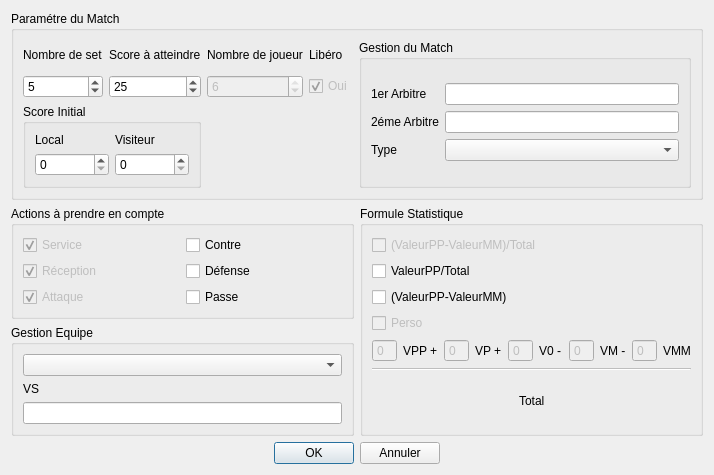
Above: ui/fenetrelancement.ui from flagage/volleyclubstats before the change. Below: the same form after it.
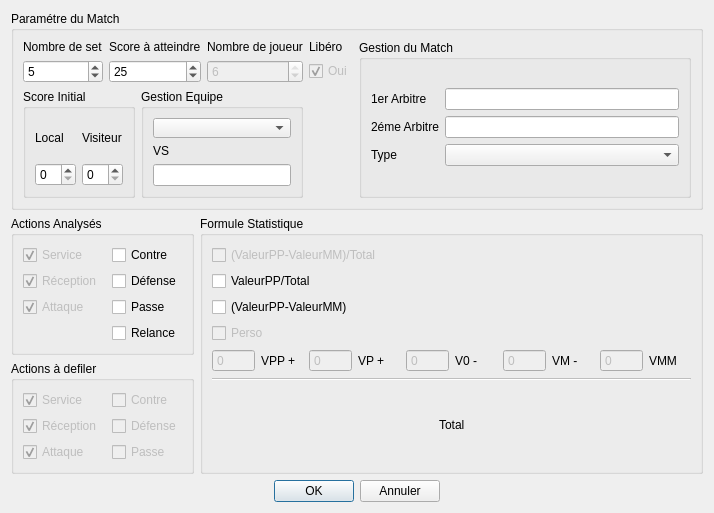
That is the form after the change.

What changed in the file:
```diff
--- a/ui/fenetrelancement.ui
+++ b/ui/fenetrelancement.ui
@@ -7,220 +7,19 @@
     <x>0</x>
     <y>0</y>
     <width>714</width>
-    <height>475</height>
+    <height>510</height>
    </rect>
   </property>
   <property name="windowTitle">
    <string>Configuration du Match</string>
   </property>
-  <layout class="QGridLayout" name="gridLayout_15">
-   <item row="1" column="1">
-    <widget class="QGroupBox" name="groupBox_2">
-     <property name="title">
-      <string>Formule Statistique</string>
-     </property>
-     <layout class="QGridLayout" name="gridLayout_9">
-      <item row="4" column="0">
-       <widget class="QCheckBox" name="checkBox_10">
-        <property name="enabled">
-         <bool>false</bool>
-        </property>
-        <property name="text">
-         <string>Perso</string>
-        </property>
-       </widget>
-      </item>
-      <item row="1" column="0">
-       <widget class="QCheckBox" name="checkBox_8">
-        <property name="text">
-         <string>ValeurPP/Total</string>
-        </property>
-       </widget>
-      </item>
-      <item row="3" column="0">
-       <widget class="QCheckBox" name="checkBox_9">
-        <property name="text">
-         <string>(ValeurPP-ValeurMM)</string>
-        </property>
-       </widget>
-      </item>
-      <item row="0" column="0">
-       <widget class="QCheckBox" name="checkBox_7">
-        <property name="enabled">
-         <bool>false</bool>
-        </property>
-        <property name="text">
-         <string>(ValeurPP-ValeurMM)/Total</string>
-        </property>
-       </widget>
-      </item>
-      <item row="5" column="0">
-       <layout class="QGridLayout" name="gridLayout_8">
-        <item row="0" column="0">
-         <layout class="QGridLayout" name="gridLayout_6">
-          <item row="0" column="0">
-           <widget class="QSpinBox" name="spinBox">
-            <property name="enabled">
-             <bool>false</bool>
-            </property>
-            <property name="buttonSymbols">
-             <enum>QAbstractSpinBox::NoButtons</enum>
-            </property>
-           </widget>
-          </item>
-          <item row="0" column="1">
-           <widget class="QLabel" name="label">
-            <property name="enabled">
-             <bool>true</bool>
-            </property>
-            <property name="text">
-             <string>VPP +</string>
-            </property>
-           </widget>
-          </item>
-          <item row="0" column="2">
-           <widget class="QSpinBox" name="spinBox_2">
-            <property name="enabled">
-             <bool>false</bool>
-            </property>
-            <property name="buttonSymbols">
-             <enum>QAbstractSpinBox::NoButtons</enum>
-            </property>
-           </widget>
-          </item>
-          <item row="0" column="3">
-           <widget class="QLabel" name="label_2">
-            <property name="enabled">
-             <bool>true</bool>
-            </property>
-            <property name="text">
-             <string>VP +</string>
-            </property>
-           </widget>
-          </item>
-          <item row="0" column="4">
-           <widget class="QSpinBox" name="spinBox_3">
-            <property name="enabled">
-             <bool>false</bool>
-            </property>
-            <property name="buttonSymbols">
-             <enum>QAbstractSpinBox::NoButtons</enum>
-            </property>
-           </widget>
-          </item>
-          <item row="0" column="5">
-           <widget class="QLabel" name="label_4">
-            <property name="enabled">
-             <bool>true</bool>
-            </property>
-            <property name="text">
-             <string>V0 -</string>
-            </property>
-           </widget>
-          </item>
-          <item row="0" column="6">
-           <widget class="QSpinBox" name="spinBox_4">
-            <property name="enabled">
-             <bool>false</bool>
-            </property>
-            <property name="buttonSymbols">
-             <enum>QAbstractSpinBox::NoButtons</enum>
-            </property>
-           </widget>
-          </item>
-          <item row="0" column="7">
-           <widget class="QLabel" name="label_5">
-            <property name="enabled">
-             <bool>true</bool>
-            </property>
-            <property name="text">
-             <string>VM -</string>
-            </property>
-           </widget>
-          </item>
-          <item row="0" column="8">
-           <widget class="QSpinBox" name="spinBox_5">
-            <property name="enabled">
-             <bool>false</bool>
-            </property>
-            <property name="buttonSymbols">
-             <enum>QAbstractSpinBox::NoButtons</enum>
-            </property>
-           </widget>
-          </item>
-          <item row="0" column="9">
-           <widget class="QLabel" name="label_6">
-            <property name="enabled">
-             <bool>true</bool>
-            </property>
-            <property name="text">
-             <string>VMM</string>
-            </property>
-           </widget>
-          </item>
-         </layout>
-        </item>
-        <item row="1" column="0">
-         <widget class="Line" name="line">
-          <property name="enabled">
-           <bool>false</bool>
-          </property>
-          <property name="orientation">
-           <enum>Qt::Horizontal</enum>
-          </property>
-         </widget>
-        </item>
-        <item row="2" column="0">
-         <layout class="QGridLayout" name="gridLayout_7">
-          <item row="0" column="0">
-           <spacer name="horizontalSpacer_3">
-            <property name="orientation">
-             <enum>Qt::Horizontal</enum>
-            </property>
-            <property name="sizeHint" stdset="0">
-             <size>
-              <width>40</width>
-              <height>20</height>
-             </size>
-            </property>
-           </spacer>
-          </item>
-          <item row="0" column="1">
-           <widget class="QLabel" name="label_7">
-            <property name="enabled">
-             <bool>true</bool>
-            </property>
-            <property name="text">
-             <string>Total</string>
-            </property>
-           </widget>
-          </item>
-          <item row="0" column="2">
-           <spacer name="horizontalSpacer_4">
-            <property name="orientation">
-             <enum>Qt::Horizontal</enum>
-            </property>
-            <property name="sizeHint" stdset="0">
-             <size>
-              <width>40</width>
-              <height>20</height>
-             </size>
-            </property>
-           </spacer>
-          </item>
-         </layout>
-        </item>
-       </layout>
-      </item>
-     </layout>
-    </widget>
-   </item>
+  <layout class="QGridLayout" name="gridLayout_17">
    <item row="0" column="0" colspan="2">
     <widget class="QGroupBox" name="groupBox_4">
      <property name="title">
       <string>Paramétre du Match</string>
      </property>
-     <layout class="QGridLayout" name="gridLayout_14">
+     <layout class="QGridLayout" name="gridLayout_16">
       <item row="0" column="0">
        <widget class="QLabel" name="label_11">
         <property name="text">
@@ -338,102 +137,100 @@
         </property>
        </widget>
       </item>
-      <item row="2" column="0" colspan="2">
-       <widget class="QGroupBox" name="groupBox_5">
-        <property name="title">
-         <string>Score Initial</string>
-        </property>
-        <layout class="QGridLayout" name="gridLayout_12">
-         <item row="0" column="0">
-          <layout class="QGridLayout" name="gridLayout_10">
+      <item row="2" column="0" colspan="3">
+       <layout class="QGridLayout" name="gridLayout_14">
+        <item row="0" column="0">
+         <widget class="QGroupBox" name="groupBox_5">
+          <property name="title">
+           <string>Score Initial</string>
+          </property>
+          <layout class="QGridLayout" name="gridLayout_12">
            <item row="0" column="0">
-            <widget class="QLabel" name="label_15">
-             <property name="text">
-              <string>Local</string>
-             </property>
-            </widget>
+            <layout class="QGridLayout" name="gridLayout_10">
+             <item row="0" column="0">
+              <widget class="QLabel" name="label_15">
+               <property name="text">
+                <string>Local</string>
+               </property>
+              </widget>
+             </item>
+             <item row="0" column="1">
+              <widget class="QLabel" name="label_16">
+               <property name="text">
+                <string>Visiteur</string>
+               </property>
+              </widget>
+             </item>
+             <item row="1" column="0">
+              <widget class="QSpinBox" name="spinBox_9">
+               <property name="maximum">
+                <number>24</number>
+               </property>
+              </widget>
+             </item>
+             <item row="1" column="1">
+              <widget class="QSpinBox" name="spinBox_10">
+               <property name="maximum">
+                <number>24</number>
+               </property>
+              </widget>
+             </item>
+            </layout>
            </item>
-           <item row="0" column="1">
-            <widget class="QLabel" name="label_16">
-             <property name="text">
-              <string>Visiteur</string>
-             </property>
-            </widget>
+          </layout>
+         </widget>
+        </item>
+        <item row="0" column="1">
+         <widget class="QGroupBox" name="groupBox_3">
+          <property name="title">
+           <string>Gestion Equipe</string>
+          </property>
+          <layout class="QGridLayout" name="gridLayout_5">
+           <item row="0" column="0">
+            <layout class="QGridLayout" name="gridLayout_2">
+             <item row="0" column="0">
+              <widget class="QComboBox" name="comboBox">
+               <property name="minimumSize">
+                <size>
+                 <width>111</width>
+                 <height>20</height>
+                </size>
+               </property>
+              </widget>
+             </item>
+             <item row="2" column="0">
+              <widget class="QLineEdit" name="lineEdit"/>
+             </item>
+             <item row="1" column="0">
+              <widget class="QLabel" name="label_3">
+               <property name="text">
+                <string>VS</string>
+               </property>
+              </widget>
+             </item>
+            </layout>
            </item>
-           <item row="1" column="0">
-            <widget class="QSpinBox" name="spinBox_9">
-             <property name="maximum">
-              <number>24</number>
-             </property>
-            </widget>
-           </item>
-           <item row="1" column="1">
-            <widget class="QSpinBox" name="spinBox_10">
-             <property name="maximum">
-              <number>24</number>
-             </property>
-            </widget>
-           </item>
           </layout>
-         </item>
-        </layout>
-       </widget>
+          <zorder></zorder>
+         </widget>
+        </item>
+       </layout>
       </item>
      </layout>
     </widget>
    </item>
    <item row="1" column="0">
-    <layout class="QGridLayout" name="gridLayout_3">
-     <item row="1" column="0">
-      <widget class="QGroupBox" name="groupBox_3">
-       <property name="title">
-        <string>Gestion Equipe</string>
-       </property>
-       <layout class="QGridLayout" name="gridLayout_5">
-        <item row="0" column="0">
-         <layout class="QGridLayout" name="gridLayout_2">
-          <item row="0" column="0">
-           <widget class="QComboBox" name="comboBox">
-            <property name="minimumSize">
-             <size>
-              <width>111</width>
-              <height>20</height>
-             </size>
-            </property>
-           </widget>
-          </item>
-          <item row="2" column="0">
-           <widget class="QLineEdit" name="lineEdit"/>
-          </item>
-          <item row="1" column="0">
-           <widget class="QLabel" name="label_3">
-            <property name="text">
-             <string>VS</string>
-            </property>
-           </widget>
-          </item>
-         </layout>
-        </item>
-       </layout>
-       <zorder></zorder>
-      </widget>
-     </item>
+    <layout class="QGridLayout" name="gridLayout_11">
      <item row="0" column="0">
-      <widget class="QGroupBox" name="groupBox">
+      <widget class="QGroupBox" name="groupBox_7">
        <property name="title">
-        <string>Actions à prendre en compte</string>
+        <string>Actions Analysés</string>
        </property>
-       <layout class="QGridLayout" name="gridLayout_11">
-        <item row="0" column="0">
-         <widget class="QCheckBox" name="checkBox">
-          <property name="enabled">
-           <bool>false</bool>
-          </property>
+       <layout class="QGridLayout" name="gridLayout_3">
+        <item row="2" column="1">
+         <widget class="QCheckBox" name="checkBox_6">
           <property name="text">
-           <string>Service</string>
-          </property>
-          <property name="checked">
-           <bool>true</bool>
+           <string>Passe</string>
           </property>
          </widget>
         </item>
@@ -444,6 +241,19 @@
           </property>
          </widget>
         </item>
+        <item row="0" column="0">
+         <widget class="QCheckBox" name="checkBox">
+          <property name="enabled">
+           <bool>false</bool>
+          </property>
+          <property name="text">
+           <string>Service</string>
+          </property>
+          <property name="checked">
+           <bool>true</bool>
+          </property>
+         </widget>
+        </item>
         <item row="1" column="0">
          <widget class="QCheckBox" name="checkBox_2">
           <property name="enabled">
@@ -457,13 +267,6 @@
           </property>
          </widget>
         </item>
-        <item row="1" column="1">
-         <widget class="QCheckBox" name="checkBox_5">
-          <property name="text">
-           <string>Défense</string>
-          </property>
-         </widget>
-        </item>
         <item row="2" column="0">
          <widget class="QCheckBox" name="checkBox_3">
           <property name="enabled">
@@ -480,8 +283,96 @@
           </property>
          </widget>
         </item>
+        <item row="1" column="1">
+         <widget class="QCheckBox" name="checkBox_5">
+          <property name="text">
+           <string>Défense</string>
+          </property>
+         </widget>
+        </item>
+        <item row="3" column="1">
+         <widget class="QCheckBox" name="checkBox_18">
+          <property name="text">
+           <string>Relance</string>
+          </property>
+         </widget>
+        </item>
+       </layout>
+      </widget>
+     </item>
+     <item row="1" column="0">
+      <widget class="QGroupBox" name="groupBox_6">
+       <property name="title">
+        <string>Actions à defiler</string>
+       </property>
+       <layout class="QGridLayout" name="gridLayout_15">
+        <item row="0" column="0">
+         <widget class="QCheckBox" name="checkBox_16">
+          <property name="enabled">
+           <bool>false</bool>
+          </property>
+          <property name="text">
+           <string>Service</string>
+          </property>
+          <property name="checked">
+           <bool>true</bool>
+          </property>
+         </widget>
+        </item>
+        <item row="0" column="1">
+         <widget class="QCheckBox" name="checkBox_14">
+          <property name="enabled">
+           <bool>false</bool>
+          </property>
+          <property name="text">
+           <string>Contre</string>
+          </property>
+         </widget>
+        </item>
+        <item row="1" column="0">
+         <widget class="QCheckBox" name="checkBox_15">
+          <property name="enabled">
+           <bool>false</bool>
+          </property>
+          <property name="text">
+           <string>Réception </string>
+          </property>
+          <property name="checked">
+           <bool>true</bool>
+          </property>
+         </widget>
+        </item>
+        <item row="1" column="1">
+         <widget class="QCheckBox" name="checkBox_13">
+          <property name="enabled">
+           <bool>false</bool>
+          </property>
+          <property name="text">
+           <string>Défense</string>
+          </property>
+         </widget>
+        </item>
+        <item row="2" column="0">
+         <widget class="QCheckBox" name="checkBox_12">
+          <property name="enabled">
+           <bool>false</bool>
+          </property>
+          <property name="text">
+           <string>Attaque</string>
+          </property>
+          <property name="checked">
+           <bool>true</bool>
+          </property>
+          <property name="tristate">
+           <bool>false</bool>
+          </property>
+         </widget>
+        </item>
         <item row="2" column="1">
-         <widget class="QCheckBox" name="checkBox_6">
+         <widget class="QCheckBox" name="checkBox_17">
+          <property name="enabled">
+           <bool>false</bool>
+          </property>
           <property name="text">
            <string>Passe</string>
           </property>
@@ -492,6 +383,207 @@
      </item>
     </layout>
    </item>
+   <item row="1" column="1">
+    <widget class="QGroupBox" name="groupBox_2">
+     <property name="title">
+      <string>Formule Statistique</string>
+     </property>
+     <layout class="QGridLayout" name="gridLayout_9">
+      <item row="4" column="0">
+       <widget class="QCheckBox" name="checkBox_10">
+        <property name="enabled">
+         <bool>false</bool>
+        </property>
+        <property name="text">
+         <string>Perso</string>
+        </property>
+       </widget>
+      </item>
+      <item row="1" column="0">
+       <widget class="QCheckBox" name="checkBox_8">
+        <property name="text">
+         <string>ValeurPP/Total</string>
+        </property>
+       </widget>
+      </item>
+      <item row="3" column="0">
+       <widget class="QCheckBox" name="checkBox_9">
+        <property name="text">
+         <string>(ValeurPP-ValeurMM)</string>
+        </property>
+       </widget>
+      </item>
+      <item row="0" column="0">
+       <widget class="QCheckBox" name="checkBox_7">
+        <property name="enabled">
+         <bool>false</bool>
+        </property>
+        <property name="text">
+         <string>(ValeurPP-ValeurMM)/Total</string>
+        </property>
+       </widget>
+      </item>
+      <item row="5" column="0">
+       <layout class="QGridLayout" name="gridLayout_8">
+        <item row="0" column="0">
+         <layout class="QGridLayout" name="gridLayout_6">
+          <item row="0" column="0">
+           <widget class="QSpinBox" name="spinBox">
+            <property name="enabled">
+             <bool>false</bool>
+            </property>
+            <property name="buttonSymbols">
+             <enum>QAbstractSpinBox::NoButtons</enum>
+            </property>
+           </widget>
+          </item>
+          <item row="0" column="1">
+           <widget class="QLabel" name="label">
+            <property name="enabled">
+             <bool>true</bool>
+            </property>
+            <property name="text">
+             <string>VPP +</string>
+            </property>
+           </widget>
+          </item>
+          <item row="0" column="2">
+           <widget class="QSpinBox" name="spinBox_2">
+            <property name="enabled">
+             <bool>false</bool>
+            </property>
+            <property name="buttonSymbols">
+             <enum>QAbstractSpinBox::NoButtons</enum>
+            </property>
+           </widget>
+          </item>
+          <item row="0" column="3">
+           <widget class="QLabel" name="label_2">
+            <property name="enabled">
+             <bool>true</bool>
+            </property>
+            <property name="text">
+             <string>VP +</string>
+            </property>
+           </widget>
+          </item>
+          <item row="0" column="4">
+           <widget class="QSpinBox" name="spinBox_3">
+            <property name="enabled">
+             <bool>false</bool>
+            </property>
+            <property name="buttonSymbols">
+             <enum>QAbstractSpinBox::NoButtons</enum>
+            </property>
+           </widget>
+          </item>
+          <item row="0" column="5">
+           <widget class="QLabel" name="label_4">
+            <property name="enabled">
+             <bool>true</bool>
+            </property>
+            <property name="text">
+             <string>V0 -</string>
+            </property>
+           </widget>
+          </item>
+          <item row="0" column="6">
+           <widget class="QSpinBox" name="spinBox_4">
+            <property name="enabled">
+             <bool>false</bool>
+            </property>
+            <property name="buttonSymbols">
+             <enum>QAbstractSpinBox::NoButtons</enum>
+            </property>
+           </widget>
+          </item>
+          <item row="0" column="7">
+           <widget class="QLabel" name="label_5">
+            <property name="enabled">
+             <bool>true</bool>
+            </property>
+            <property name="text">
+             <string>VM -</string>
+            </property>
+           </widget>
+          </item>
+          <item row="0" column="8">
+           <widget class="QSpinBox" name="spinBox_5">
+            <property name="enabled">
+             <bool>false</bool>
+            </property>
+            <property name="buttonSymbols">
+             <enum>QAbstractSpinBox::NoButtons</enum>
+            </property>
+           </widget>
+          </item>
+          <item row="0" column="9">
+           <widget class="QLabel" name="label_6">
+            <property name="enabled">
+             <bool>true</bool>
+            </property>
+            <property name="text">
+             <string>VMM</string>
+            </property>
+           </widget>
+          </item>
+         </layout>
+        </item>
+        <item row="1" column="0">
+         <widget class="Line" name="line">
+          <property name="enabled">
+           <bool>false</bool>
+          </property>
+          <property name="orientation">
+           <enum>Qt::Horizontal</enum>
+          </property>
+         </widget>
+        </item>
+        <item row="2" column="0">
+         <layout class="QGridLayout" name="gridLayout_7">
+          <item row="0" column="0">
+           <spacer name="horizontalSpacer_3">
+            <property name="orientation">
+             <enum>Qt::Horizontal</enum>
+            </property>
+            <property name="sizeHint" stdset="0">
+             <size>
+              <width>40</width>
+              <height>20</height>
+             </size>
+            </property>
+           </spacer>
+          </item>
+          <item row="0" column="2">
+           <spacer name="horizontalSpacer_4">
+            <property name="orientation">
+             <enum>Qt::Horizontal</enum>
+            </property>
+            <property name="sizeHint" stdset="0">
+             <size>
+              <width>40</width>
+              <height>20</height>
+             </size>
+            </property>
+           </spacer>
+          </item>
+          <item row="0" column="1">
+           <widget class="QLabel" name="label_7">
+            <property name="enabled">
+             <bool>true</bool>
+            </property>
+            <property name="text">
+             <string>Total</string>
+            </property>
+           </widget>
+          </item>
+         </layout>
+        </item>
+       </layout>
+      </item>
+     </layout>
+    </widget>
+   </item>
    <item row="2" column="0" colspan="2">
     <layout class="QGridLayout" name="gridLayout">
      <item row="0" column="1">
```
Left out of the diff: 19 changed lines with no effect on the pictures.
